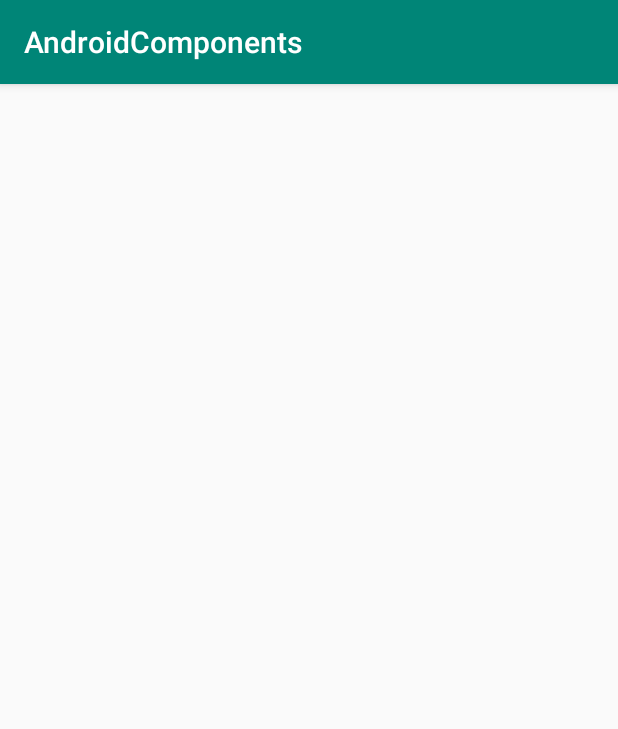
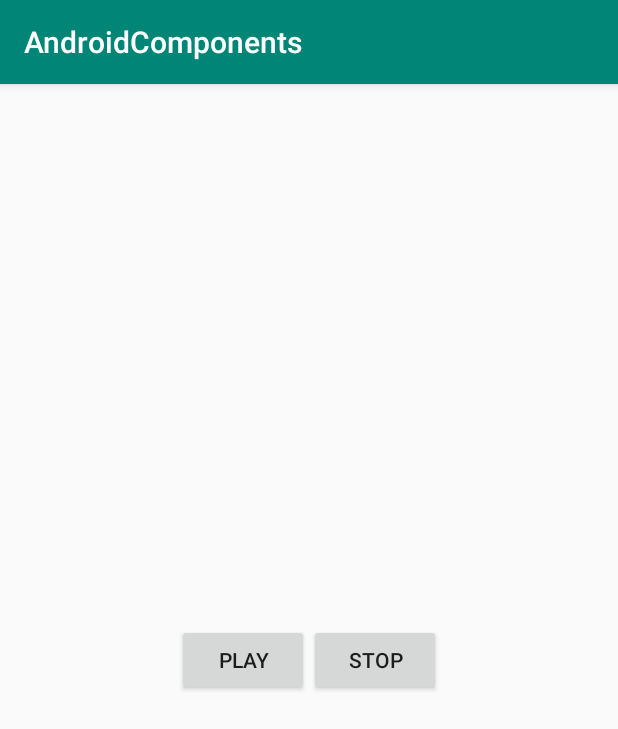
Before and after one commit to IamYeong/AndroidComponents, an Android app: the ServiceImpl screen opened directly, with no data from a screen before it, on a phone screen of 412 x 824 dp. Shown: the top 729 px of the screen. Run offline under Robolectric (Android 15) with nearby library versions, the phone set to English and light mode, and no system bars.

Commit message:
music service complete

```diff
--- a/app/src/main/java/com/iamyeong/androidcomponents/BroadcastImpl.java
+++ b/app/src/main/java/com/iamyeong/androidcomponents/BroadcastImpl.java
@@ -27,7 +27,6 @@ public class BroadcastImpl extends AppCompatActivity {
          */
 
 
-
     }
 
     @Override
--- a/app/src/main/java/com/iamyeong/androidcomponents/ServiceImpl.java
+++ b/app/src/main/java/com/iamyeong/androidcomponents/ServiceImpl.java
@@ -2,13 +2,52 @@ package com.iamyeong.androidcomponents;
 
 import androidx.appcompat.app.AppCompatActivity;
 
+import android.content.Intent;
 import android.os.Bundle;
+import android.view.View;
+import android.widget.Button;
 
 public class ServiceImpl extends AppCompatActivity {
+
+    private Intent intent;
+    private Button btn_play, btn_stop;
 
     @Override
     protected void onCreate(Bundle savedInstanceState) {
         super.onCreate(savedInstanceState);
         setContentView(R.layout.activity_service_impl);
+
+        /*
+
+        1. startService : play music to background native service
+        2. stopService : stop service in background
+
+         */
+
+        intent = new Intent(this, MyService.class);
+
+        btn_play = findViewById(R.id.btn_play);
+        btn_stop = findViewById(R.id.btn_stop);
+
+        btn_play.setOnClickListener(new View.OnClickListener() {
+            @Override
+            public void onClick(View v) {
+
+                startService(intent);
+
+            }
+        });
+
+        btn_stop.setOnClickListener(new View.OnClickListener() {
+            @Override
+            public void onClick(View v) {
+
+                stopService(intent);
+
+            }
+        });
+
     }
+
+
 }
--- a/app/src/main/res/layout/activity_service_impl.xml
+++ b/app/src/main/res/layout/activity_service_impl.xml
@@ -6,4 +6,30 @@
     android:layout_height="match_parent"
     tools:context=".ServiceImpl">
 
+    <Button
+        android:id="@+id/btn_play"
+        android:text="PLAY"
+        android:layout_width="wrap_content"
+        android:layout_height="wrap_content"
+
+        app:layout_constraintTop_toTopOf="parent"
+        app:layout_constraintBottom_toBottomOf="parent"
+        app:layout_constraintLeft_toLeftOf="parent"
+        app:layout_constraintRight_toLeftOf="@id/btn_stop"
+        app:layout_constraintHorizontal_chainStyle="packed"
+        />
+
+    <Button
+        android:id="@+id/btn_stop"
+        android:text="STOP"
+        android:layout_width="wrap_content"
+        android:layout_height="wrap_content"
+
+        app:layout_constraintTop_toTopOf="parent"
+        app:layout_constraintBottom_toBottomOf="parent"
+        app:layout_constraintRight_toRightOf="parent"
+        app:layout_constraintLeft_toRightOf="@id/btn_play"
+        app:layout_constraintHorizontal_chainStyle="packed"
+        />
+
 </androidx.constraintlayout.widget.ConstraintLayout>
```
Also changed, not shown: app/src/main/java/com/iamyeong/androidcomponents/MyService.java (+35 -1 lines), 1 other file.
